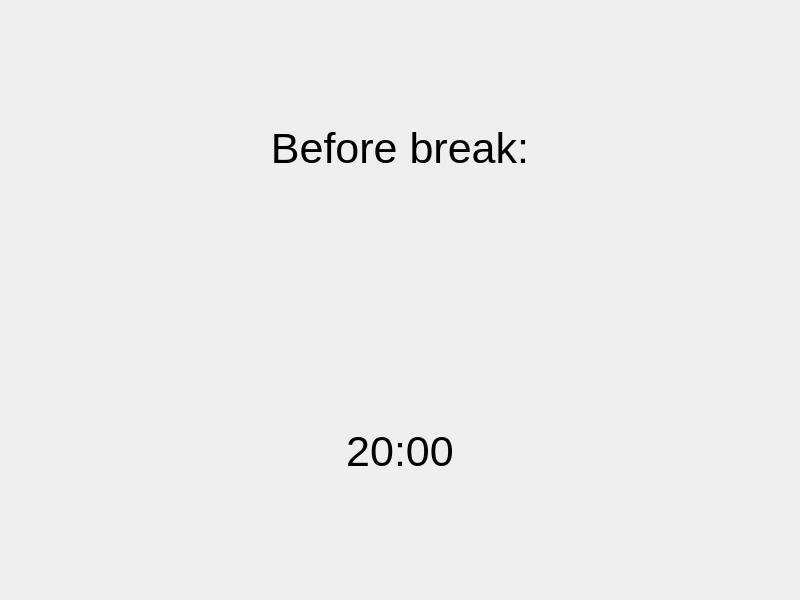
First picture: the form in mainwindow.ui, repository constanthinium/EyeProtector, before the edit.
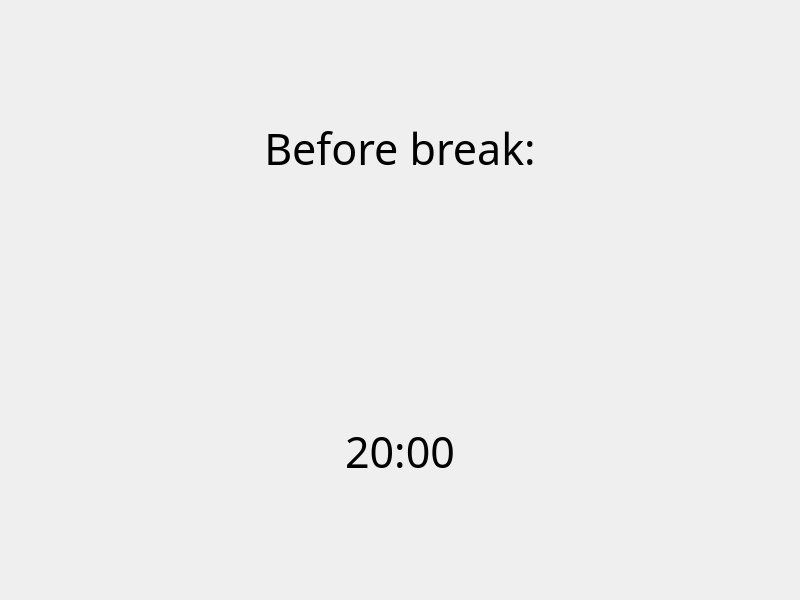
Second picture: the form after the edit.

Commit message: Add black window

Patch:
```diff
--- a/mainwindow.ui
+++ b/mainwindow.ui
@@ -12,7 +12,7 @@
   </property>
   <property name="font">
    <font>
-    <family>Ubuntu</family>
+    <family>Sans Serif</family>
     <pointsize>32</pointsize>
    </font>
   </property>
```
The commit also changes 5 other files.
